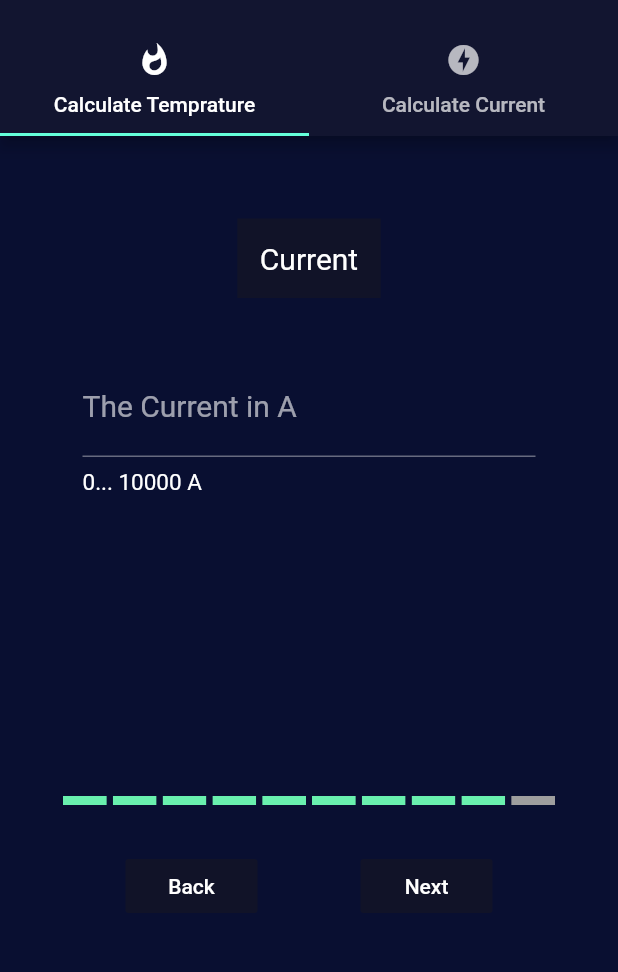
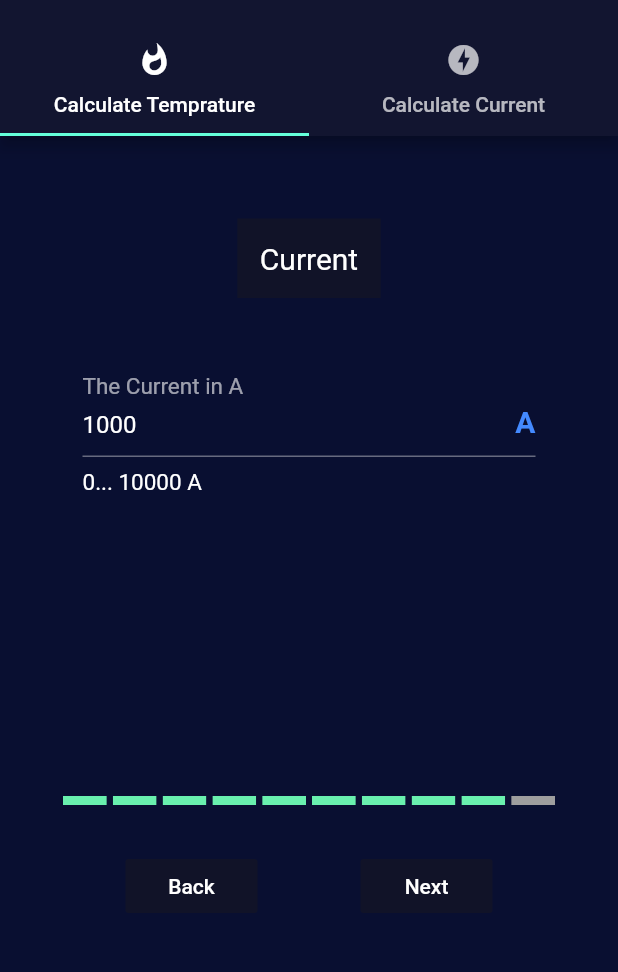
Before and after one commit to adel-habib/orientierungsprojekt_ss20, a Flutter app: the RdInputPage screen opened by its route, on a phone screen of 412 x 824 dp, the part 59-1031 px from its top. Run offline on Flutter 3.47's test engine with Material 2 defaults, Android fonts, the phone set to English and light mode, and no system bars; drawn by our look-alikes of step_progress_indicator; our stand-ins replace animated_text_kit, firebase_auth, flutter_svg, google_fonts, pdf; missing offline and left inert: flutter_full_pdf_viewer; accounts and stored records are empty.

Commit message:
Update2 - Initial Values Added

```diff
--- a/lib/InputScreens/NewDesignScreens/AmbientTemperaturePage.dart
+++ b/lib/InputScreens/NewDesignScreens/AmbientTemperaturePage.dart
@@ -14,7 +14,7 @@ class AmbientTemperaturePage extends StatefulWidget {
 }
 
 class _AmbientTemperaturePageState extends State<AmbientTemperaturePage> {
-  double ambientTemp = 20;
+  double ambientTemp = 35;
 
 
   @override
--- a/lib/InputScreens/NewDesignScreens/CircumferencePage.dart
+++ b/lib/InputScreens/NewDesignScreens/CircumferencePage.dart
@@ -15,7 +15,7 @@ class EnclosurePerimeterPage extends StatefulWidget {
 }
 
 class _EnclosurePerimeterPageState extends State<EnclosurePerimeterPage> {
-  final enclosurePerimeterController = TextEditingController();
+  final enclosurePerimeterController = TextEditingController(text: '1');
   final _formKey = GlobalKey<FormState>();
   double enclosurePerimeter = 1;
   bool validateHeight(String val) {return !(val.isEmpty || double.parse(val) < 0.5 || double.parse(val) > 10);}
--- a/lib/InputScreens/NewDesignScreens/LastInputPage.dart
+++ b/lib/InputScreens/NewDesignScreens/LastInputPage.dart
@@ -22,8 +22,8 @@ class _RdInputPageState extends State<RdInputPage> {
   final _2formKey = GlobalKey<FormState>();
 
   bool check = true;
-  int current=100;
-  int bTemp=50;
+  int current=1000;
+  int bTemp=65;
   @override
   Widget build(BuildContext context) {
     return DefaultTabController(
@@ -75,6 +75,7 @@ class _RdInputPageState extends State<RdInputPage> {
                 child: Padding(
                   padding: const EdgeInsets.all(40),
                   child: TextFormField(
+                    initialValue: '1000',
                     keyboardType: TextInputType.number,
                     inputFormatters:[
                       LengthLimitingTextInputFormatter(5),WhitelistingTextInputFormatter.digitsOnly
@@ -162,6 +163,7 @@ class _RdInputPageState extends State<RdInputPage> {
                   child: Padding(
                     padding: const EdgeInsets.all(40.0),
                     child: TextFormField(
+                      initialValue: '65',
                       keyboardType: TextInputType.number,
                       inputFormatters:[
                         LengthLimitingTextInputFormatter(3)
--- a/lib/InputScreens/NewDesignScreens/WidthHeightPage.dart
+++ b/lib/InputScreens/NewDesignScreens/WidthHeightPage.dart
@@ -16,8 +16,8 @@ class WidthHeightPage extends StatefulWidget {
 }
 
 class _WidthHeightPageState extends State<WidthHeightPage> {
-  final heightController = TextEditingController();
-  final widthController = TextEditingController();
+  final heightController = TextEditingController(text: '100');
+  final widthController = TextEditingController(text: '10');
   final _formKey = GlobalKey<FormState>();
   int width = 10;
   int height = 100;
```
